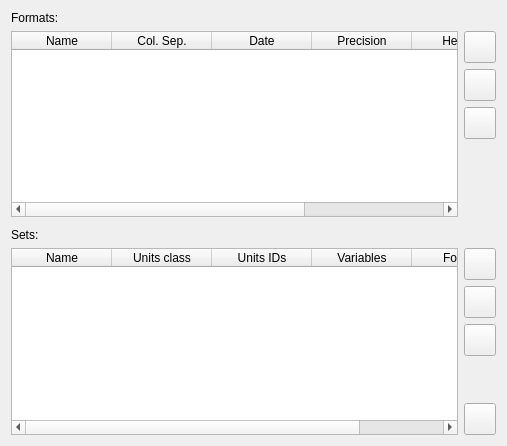
The window that src/observers/export.vars.files.csv/CSVObsParamsWidget.ui (jylfc0307/OpenFluidPlus) describes before a commit, drawn with Qt 5.
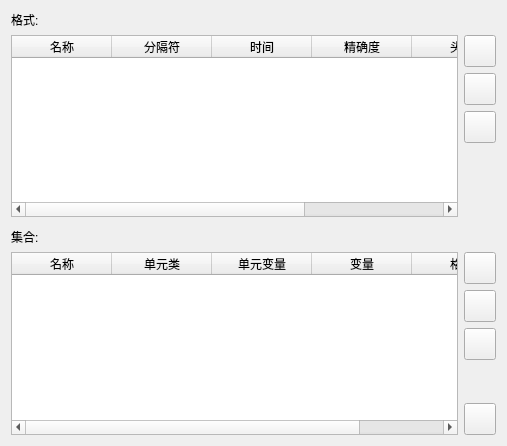
The same window after the commit.

```diff
--- a/src/observers/export.vars.files.csv/CSVObsParamsWidget.ui
+++ b/src/observers/export.vars.files.csv/CSVObsParamsWidget.ui
@@ -20,7 +20,7 @@
    <item>
     <widget class="QLabel" name="label">
      <property name="text">
-      <string>Formats:</string>
+      <string>格式:</string>
      </property>
     </widget>
    </item>
@@ -48,32 +48,32 @@
        </attribute>
        <column>
         <property name="text">
-         <string>Name</string>
+         <string>名称</string>
         </property>
        </column>
        <column>
         <property name="text">
-         <string>Col. Sep.</string>
+         <string>分隔符</string>
         </property>
        </column>
        <column>
         <property name="text">
-         <string>Date</string>
+         <string>时间</string>
         </property>
        </column>
        <column>
         <property name="text">
-         <string>Precision</string>
+         <string>精确度</string>
         </property>
        </column>
        <column>
         <property name="text">
-         <string>Header</string>
+         <string>头部</string>
         </property>
        </column>
        <column>
         <property name="text">
-         <string>Comment ch.</string>
+         <string>注释记号</string>
         </property>
        </column>
       </widget>
@@ -173,7 +173,7 @@
    <item>
     <widget class="QLabel" name="label_2">
      <property name="text">
-      <string>Sets:</string>
+      <string>集合:</string>
      </property>
     </widget>
    </item>
@@ -198,27 +198,27 @@
        </attribute>
        <column>
         <property name="text">
-         <string>Name</string>
+         <string>名称</string>
         </property>
        </column>
        <column>
         <property name="text">
-         <string>Units class</string>
+         <string>单元类</string>
         </property>
        </column>
        <column>
         <property name="text">
-         <string>Units IDs</string>
+         <string>单元变量</string>
         </property>
        </column>
        <column>
         <property name="text">
-         <string>Variables</string>
+         <string>变量</string>
         </property>
        </column>
        <column>
         <property name="text">
-         <string>Format</string>
+         <string>格式</string>
         </property>
        </column>
       </widget>
```
